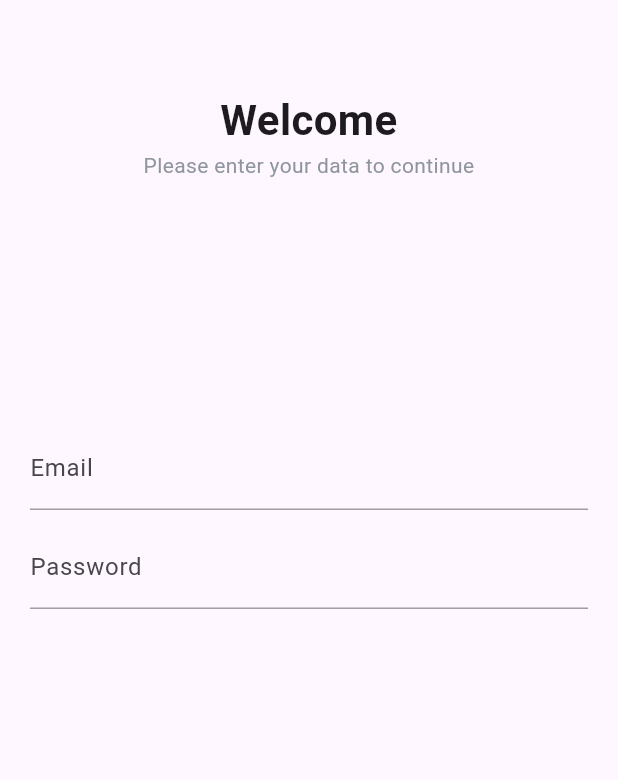
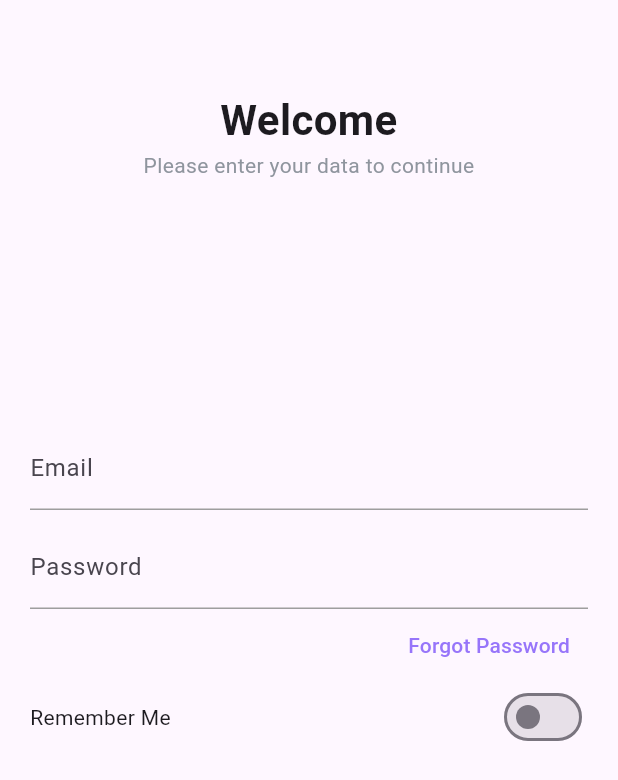
Before and after one commit to flutterr05-dev/e_commerce, a Flutter app: the screen it shows after launch, on a phone screen of 412 x 824 dp. Shown: the top 780 px of the screen. Run offline on Flutter 3.47's test engine with Material 3 defaults, Android fonts, the phone set to English and light mode, and no system bars; our stand-ins replace flutter_svg, get.

```diff
--- /dev/null
+++ b/lib/controllers/auth_controller.dart
@@ -0,0 +1,16 @@
+import 'package:get/get.dart';
+
+class AuthController extends GetxController{
+
+  bool isRememberMe=false;
+
+  onRememberMeChanged(value){
+    isRememberMe=value;
+    update();
+  }
+
+
+
+
+
+}
--- /dev/null
+++ b/lib/helpers/di.dart
@@ -0,0 +1,7 @@
+import 'package:get/get.dart';
+
+import '../controllers/auth_controller.dart';
+
+Future init()async{
+  Get.lazyPut(() => AuthController());
+}
--- a/lib/main.dart
+++ b/lib/main.dart
@@ -1,8 +1,12 @@
 import 'package:e_commerce/routes/routes.dart';
 import 'package:e_commerce/utils/colors.dart';
 import 'package:flutter/material.dart';
+import 'package:get/get.dart';
 
-void main() {
+import 'helpers/di.dart' as di;
+
+void main() async{
+    await di.init();
   runApp(const MyApp());
 }
 
@@ -12,7 +16,7 @@ class MyApp extends StatelessWidget {
   // This widget is the root of your application.
   @override
   Widget build(BuildContext context) {
-    return MaterialApp(
+    return GetMaterialApp(
       title: 'Flutter Demo',
       debugShowCheckedModeBanner: false,
       theme: ThemeData(
@@ -20,7 +24,9 @@ class MyApp extends StatelessWidget {
         colorScheme: ColorScheme.fromSeed(seedColor: Colors.deepPurple),
       ),
      initialRoute: Routes.splashScreen,
-     routes: pages,
+    // routes: pages,
+      getPages: pages,
+
     );
   }
 }
--- a/lib/routes/routes.dart
+++ b/lib/routes/routes.dart
@@ -2,6 +2,7 @@
 import 'package:e_commerce/view/pages/login/login_screen.dart';
 import 'package:e_commerce/view/pages/splash/splash_screen.dart';
 import 'package:flutter/cupertino.dart';
+import 'package:get/get.dart';
 
 class Routes{
   static String splashScreen="/";
@@ -9,7 +10,13 @@ class Routes{
 }
 
 
-Map<String,WidgetBuilder> pages={
-  Routes.splashScreen:(_)=>SplashScreen(),
-  Routes.loginScreen:(_)=>LoginScreen()
-};
+// Map<String,WidgetBuilder> pages={
+//   Routes.splashScreen:(_)=>SplashScreen(),
+//   Routes.loginScreen:(_)=>LoginScreen()
+// };
+
+
+List<GetPage> pages=[
+  GetPage(name: Routes.splashScreen, page: ()=>SplashScreen(),transition: Transition.noTransition),
+  GetPage(name: Routes.loginScreen, page: ()=>LoginScreen(),transition: Transition.downToUp,transitionDuration: Duration(seconds: 3))
+];
--- a/lib/view/pages/login/login_screen.dart
+++ b/lib/view/pages/login/login_screen.dart
@@ -1,5 +1,7 @@
+import 'package:e_commerce/controllers/auth_controller.dart';
 import 'package:e_commerce/utils/colors.dart';
 import 'package:flutter/material.dart';
+import 'package:get/get.dart';
 
 import '../../base/custom_textfromfield.dart';
 
@@ -11,14 +13,16 @@ class LoginScreen extends StatefulWidget {
 }
 
 class _LoginScreenState extends State<LoginScreen> {
-    TextEditingController _emailCtrl=TextEditingController();
-    TextEditingController _passCtrl=TextEditingController();
+  TextEditingController _emailCtrl = TextEditingController();
+  TextEditingController _passCtrl = TextEditingController();
 
 
   @override
   Widget build(BuildContext context) {
     return Scaffold(
-      body: SafeArea(
+      body: GetBuilder<AuthController>(
+        builder: (controller) {
+          return SafeArea(
             child: SingleChildScrollView(
               padding: EdgeInsets.symmetric(horizontal: 20),
               child: Column(
@@ -28,7 +32,10 @@ class _LoginScreenState extends State<LoginScreen> {
                     child: Text(
                       "Welcome",
                       textAlign: TextAlign.center,
-                  style: TextStyle(fontSize: 28, fontWeight: FontWeight.w600),
+                      style: TextStyle(
+                        fontSize: 28,
+                        fontWeight: FontWeight.w600,
+                      ),
                     ),
                   ),
                   Text(
@@ -41,9 +48,10 @@ class _LoginScreenState extends State<LoginScreen> {
                     controller: _emailCtrl,
                     hintText: "Enter your email",
                     labelText: "Email",
+                  ),
 
-              ),
-              SizedBox(height: 10,),
+                  SizedBox(height: 10),
+
                   CustomTextFromField(
                     controller: _passCtrl,
                     obscureText: true,
@@ -51,9 +59,32 @@ class _LoginScreenState extends State<LoginScreen> {
                     labelText: "Password",
                   ),
 
+                  Align(
+                    alignment: Alignment.topRight,
+                    child: TextButton(
+                      onPressed: () {},
+                      child: Text(
+                        "Forgot Password",
+                        style: TextStyle(color: CustomColors.primaryColor),
+                      ),
+                    ),
+                  ),
+                  Row(
+                    children: [
+                      Text("Remember Me"),
+
+                      Spacer(),
+                      Switch(
+                        value: Get.find<AuthController>().isRememberMe,
+                        onChanged: controller.onRememberMeChanged,
+                      ),
+                    ],
+                  ),
                 ],
               ),
             ),
+          );
+        },
       ),
     );
   }
--- a/lib/view/pages/splash/splash_screen.dart
+++ b/lib/view/pages/splash/splash_screen.dart
@@ -2,6 +2,7 @@ import 'package:e_commerce/routes/routes.dart';
 import 'package:e_commerce/utils/colors.dart';
 import 'package:flutter/material.dart';
 import 'package:flutter_svg/flutter_svg.dart';
+import 'package:get/get.dart';
 
 class SplashScreen extends StatefulWidget {
   const SplashScreen({super.key});
@@ -19,7 +20,9 @@ class _SplashScreenState extends State<SplashScreen> {
 
   jumToNextPage() {
     Future.delayed(Duration(seconds: 3), () {
-      Navigator.pushReplacementNamed(context, Routes.loginScreen);
+   //   Navigator.pushReplacementNamed(context, Routes.loginScreen);
+   Get.offAllNamed(Routes.loginScreen);
+
     });
   }
 
--- a/pubspec.yaml
+++ b/pubspec.yaml
@@ -35,6 +35,7 @@ dependencies:
   # Use with the CupertinoIcons class for iOS style icons.
   cupertino_icons: ^1.0.8
   flutter_svg: ^2.2.1
+  get: ^4.7.2
 
 dev_dependencies:
   flutter_test:
```
Also changed, not shown: pubspec.lock. Lines whose indentation alone changed are shown as unchanged.
